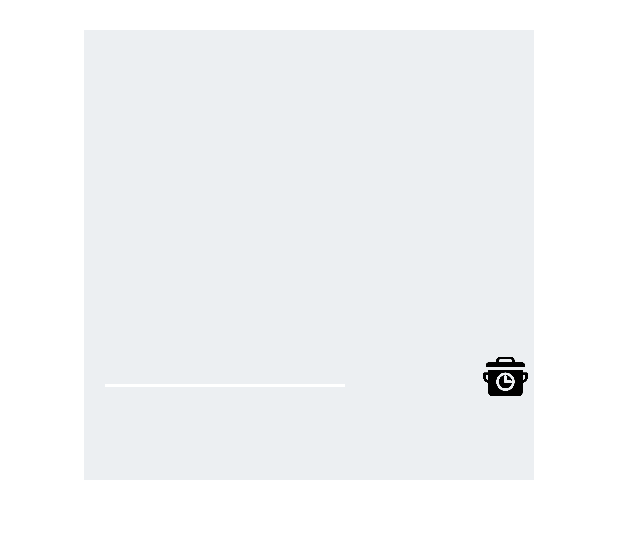
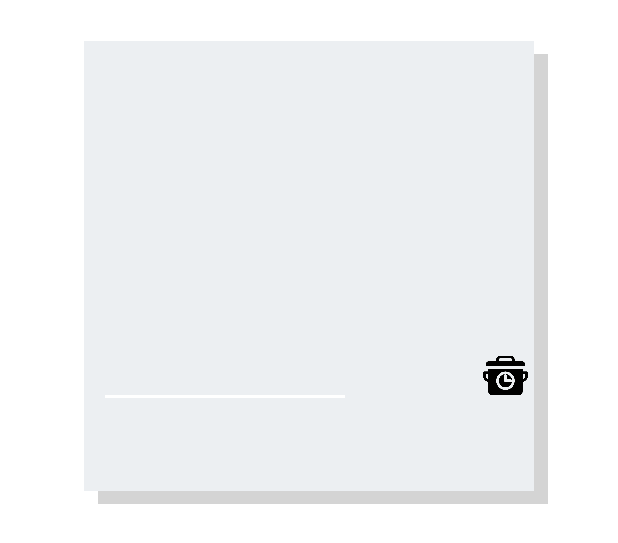
Before and after one commit to LeaderGRL/Yum-yum, an Android app: the layout recipe_thumbnail_items.xml on its own in the app's theme, with its tools: preview values and no code run, on a phone screen of 412 x 824 dp. Shown: the top 543 px of the screen. Run offline under Robolectric (Android 15) with nearby library versions, the phone set to English and light mode, and no system bars.

```diff
--- a/app/src/main/java/com/example/yumyum/view/ItemDecoration.kt
+++ b/app/src/main/java/com/example/yumyum/model/ItemDecoration.kt
@@ -1,4 +1,4 @@
-package com.example.yumyum.view
+package com.example.yumyum.model
 
 import android.content.Context
 import android.graphics.Rect
--- a/app/src/main/java/com/example/yumyum/model/network/API/bindRecipeResponse.kt
+++ b/app/src/main/java/com/example/yumyum/model/network/API/bindRecipeResponse.kt
@@ -1,6 +1,6 @@
 package com.example.yumyum.model.network.API
 
-class bindRecipeResponse {
+object bindRecipeResponse {
     public var recipeArray: ArrayList<getRecipeInfo> = ArrayList()
     public var imageRecipeUrl: ArrayList<String> = ArrayList()
     public var isComplete: Boolean = false
--- a/app/src/main/java/com/example/yumyum/viewmodel/RecipeThumbnailViewModel.kt
+++ b/app/src/main/java/com/example/yumyum/viewmodel/RecipeThumbnailViewModel.kt
@@ -1,7 +1,11 @@
 package com.example.yumyum.viewmodel
 
 import androidx.lifecycle.ViewModel
+import com.example.yumyum.model.network.API.RecipeCategory
 
 class RecipeThumbnailViewModel : ViewModel() {
-    // TODO: Implement the ViewModel
+    val recipeCategory: RecipeCategory = RecipeCategory()
+    fun setCategory(){
+        recipeCategory.setFakeRecipeCategory()
+    }
 }
--- a/app/src/main/res/layout/activity_main.xml
+++ b/app/src/main/res/layout/activity_main.xml
@@ -38,8 +38,8 @@
 
         <androidx.recyclerview.widget.RecyclerView
             android:id="@+id/recipeThumbnail"
-            android:layout_width="340dp"
-            android:layout_height="560dp"
+            android:layout_width="416dp"
+            android:layout_height="556dp"
             android:background="#FFFFFF"
             android:orientation="vertical"
             app:layout_constraintBottom_toBottomOf="parent"
--- a/app/src/main/res/layout/recipe_thumbnail_items.xml
+++ b/app/src/main/res/layout/recipe_thumbnail_items.xml
@@ -6,6 +6,16 @@
     android:layout_height="wrap_content"
     android:padding="20dp"
     android:orientation="vertical">
+
+    <ImageView
+        android:layout_width="300dp"
+        android:layout_height="300dp"
+        android:layout_marginTop="16dp"
+        android:src="@mipmap/shadow"
+        app:layout_constraintEnd_toEndOf="parent"
+        app:layout_constraintHorizontal_bias="0.63"
+        app:layout_constraintStart_toStartOf="parent"
+        app:layout_constraintTop_toTopOf="parent" />
 
     <ImageView
         android:id="@+id/recipeThumbnailBackgroundItems"
@@ -25,18 +35,19 @@
         android:id="@+id/recipeThumbnailItems"
         android:layout_width="294dp"
         android:layout_height="wrap_content"
-        android:layout_marginBottom="102dp"
+        android:layout_marginBottom="109dp"
         android:adjustViewBounds="true"
         app:layout_constraintBottom_toBottomOf="parent"
         app:layout_constraintEnd_toEndOf="parent"
         app:layout_constraintHorizontal_bias="0.495"
         app:layout_constraintStart_toStartOf="parent">
+
     </ImageView>
 
     <ImageView
         android:layout_width="30dp"
         android:layout_height="30dp"
-        android:layout_marginTop="216dp"
+        android:layout_marginTop="208dp"
         android:src="@mipmap/time"
         app:layout_constraintEnd_toEndOf="@+id/recipeThumbnailBackgroundItems"
         app:layout_constraintHorizontal_bias="0.985"
@@ -73,9 +84,9 @@
         android:id="@+id/cookingTime"
         android:layout_width="33dp"
         android:layout_height="17dp"
-        android:layout_marginTop="252dp"
+        android:layout_marginTop="248dp"
         app:layout_constraintEnd_toEndOf="@+id/recipeThumbnailBackgroundItems"
-        app:layout_constraintHorizontal_bias="0.996"
+        app:layout_constraintHorizontal_bias="1.0"
         app:layout_constraintStart_toStartOf="@+id/recipeThumbnailBackgroundItems"
         app:layout_constraintTop_toTopOf="@+id/recipeThumbnailBackgroundItems" />
 
```
Also changed, not shown: app/src/main/AndroidManifest.xml (+6 -1 lines), app/src/main/java/com/example/yumyum/model/network/API/RecipeCategory.kt (added, +26 -0 lines), app/src/main/java/com/example/yumyum/view/RecipeDetailsActivity.kt (added, +47 -0 lines), app/src/main/java/com/example/yumyum/view/main/MainActivity.kt (+29 -23 lines), app/src/main/java/com/example/yumyum/viewmodel/CategoryNavAdapter.kt (renamed from app/src/main/java/com/example/yumyum/CategoryNavAdapter.kt, +2 -8 lines), app/src/main/java/com/example/yumyum/viewmodel/CategoryNavViewModel.kt (+15 -1 lines), app/src/main/java/com/example/yumyum/viewmodel/RecipeDetailsViewModel.kt (added, +25 -0 lines), app/src/main/java/com/example/yumyum/viewmodel/RecipeThumbnailAdapter.kt (+13 -4 lines), app/src/main/res/layout/activity_recipe_details.xml (added, +17 -0 lines), app/src/main/res/mipmap-xxhdpi/shadow.png (added).
